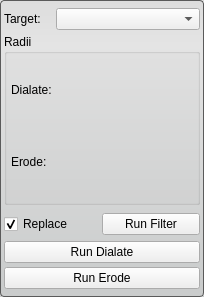
First picture: the form in Interface/ToolInterface/BinaryDilateErodeFilterInterface.ui, repository jessdtate/Seg3D, before the edit.
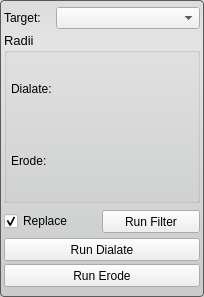
Second picture: the form after the edit.

```diff
--- a/Interface/ToolInterface/BinaryDilateErodeFilterInterface.ui
+++ b/Interface/ToolInterface/BinaryDilateErodeFilterInterface.ui
@@ -1,6 +1,6 @@
 <?xml version="1.0" encoding="UTF-8"?>
 <ui version="4.0">
- <class>BinaryDialateErodeFilterInterface</class>
+ <class>BinaryDilateErodeFilterInterface</class>
  <widget class="QWidget" name="BinaryDilateErodeFilterInterface">
   <property name="geometry">
    <rect>
@@ -35,10 +35,10 @@
    </size>
   </property>
   <property name="windowTitle">
-   <string>Binary Dialate Erode</string>
+   <string>Binary Dilate Erode</string>
   </property>
   <property name="styleSheet">
-   <string notr="true">QWidget#BinaryDialateErodeFilterInterface{
+   <string notr="true">QWidget#BinaryDilateErodeFilterInterface{
 	border-radius: 4px;
 	border: 1px solid rgb(90, 90, 90);
 	background-color: qlineargradient(spread:pad, x1:0.5, y1:0, x2:0.5, y2:0.960227, stop:0 rgba(221, 221, 221, 255), stop:0.155779 rgba(228, 228, 228, 255), stop:1 rgba(202, 204, 204, 255));      
@@ -77,6 +77,12 @@
          <verstretch>0</verstretch>
         </sizepolicy>
        </property>
+       <property name="sizeAdjustPolicy">
+        <enum>QComboBox::AdjustToMinimumContentsLength</enum>
+       </property>
+       <property name="minimumContentsLength">
+        <number>12</number>
+       </property>
       </widget>
      </item>
     </layout>
@@ -101,6 +107,11 @@
        <height>16777215</height>
       </size>
      </property>
+     <property name="font">
+      <font>
+       <pointsize>10</pointsize>
+      </font>
+     </property>
      <property name="title">
       <string>Radii</string>
      </property>
@@ -189,6 +200,12 @@
          <verstretch>0</verstretch>
         </sizepolicy>
        </property>
+       <property name="maximumSize">
+        <size>
+         <width>16777215</width>
+         <height>23</height>
+        </size>
+       </property>
        <property name="text">
         <string>Run Filter</string>
        </property>
@@ -204,6 +221,12 @@
        <verstretch>0</verstretch>
       </sizepolicy>
      </property>
+     <property name="maximumSize">
+      <size>
+       <width>16777215</width>
+       <height>23</height>
+      </size>
+     </property>
      <property name="text">
       <string>Run Dialate</string>
      </property>
@@ -217,6 +240,12 @@
        <verstretch>0</verstretch>
       </sizepolicy>
      </property>
+     <property name="maximumSize">
+      <size>
+       <width>16777215</width>
+       <height>23</height>
+      </size>
+     </property>
      <property name="text">
       <string>Run Erode</string>
      </property>
```
